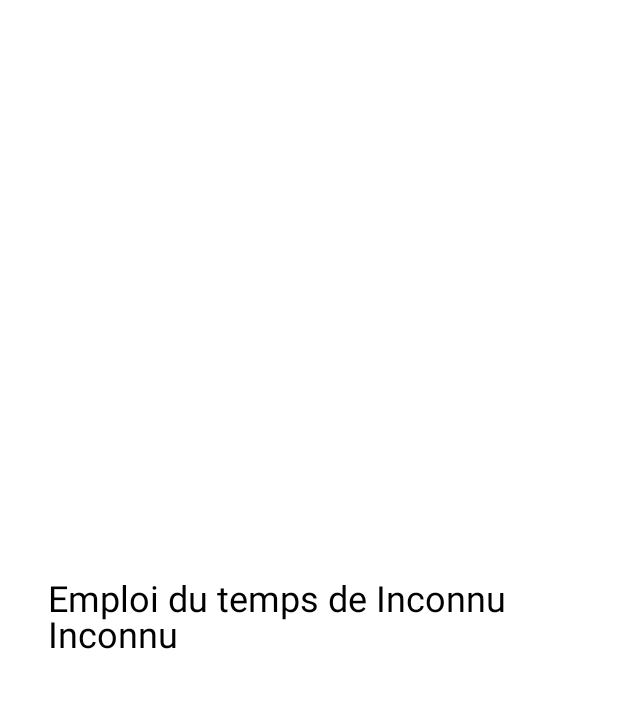
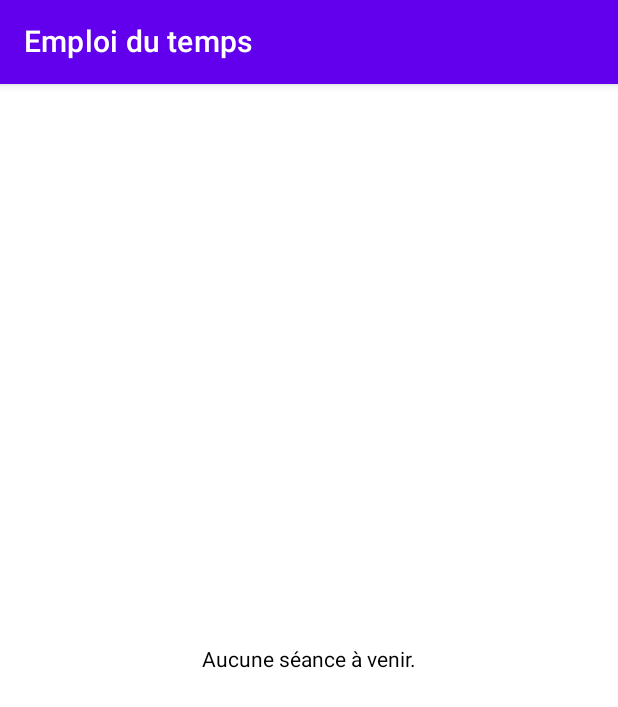
Before and after one commit to Bastien-EN6A/Here404, an Android app built with Jetpack Compose: the composable ScheduleScreen called with empty values, on a phone screen of 412 x 824 dp. Shown: the top 707 px of the screen. Run offline under Robolectric (Android 15) with nearby library versions, the phone set to English and light mode, and no system bars.

Commit message:
Affichage emploi du temps

```diff
--- a/app/src/main/java/com/ironmind/here/data/DatabaseHelper.kt
+++ b/app/src/main/java/com/ironmind/here/data/DatabaseHelper.kt
@@ -4,6 +4,8 @@ import android.content.Context
 import android.database.sqlite.SQLiteDatabase
 import android.util.Log
 import java.io.FileOutputStream
+import com.ironmind.here.model.Seance
+
 
 object DatabaseHelper {
 
@@ -90,6 +92,52 @@ object DatabaseHelper {
         }
     }
 
+    fun getSeancesPourEtudiant(context: Context, etudiantId: String): List<Seance> {
+        val dbPath = context.getDatabasePath("emploi_temps_final.db").absolutePath
+        val db = SQLiteDatabase.openDatabase(dbPath, null, SQLiteDatabase.OPEN_READONLY)
+
+        return try {
+            val result = mutableListOf<Seance>()
+
+            val etuCursor = db.rawQuery("SELECT groupe_td, groupe_tp FROM etudiants WHERE id = ?", arrayOf(etudiantId))
+            if (!etuCursor.moveToFirst()) return emptyList()
+            val groupeTD = etuCursor.getString(0)
+            val groupeTP = etuCursor.getString(1)
+            etuCursor.close()
+
+            val now = java.time.LocalDateTime.now().toString()
+
+            val cursor = db.rawQuery(
+                "SELECT nom, debut, fin, location, groupe FROM seances WHERE debut > ? ORDER BY debut ASC",
+                arrayOf(now)
+            )
+
+            while (cursor.moveToNext()) {
+                val nom = cursor.getString(0)
+                val debut = cursor.getString(1)
+                val fin = cursor.getString(2)
+                val location = cursor.getString(3)
+                val groupe = cursor.getString(4)
+
+                if (groupe == "CM" || groupe == groupeTD || groupe == groupeTP) {
+                    result.add(Seance(nom, debut, fin, location, groupe))
+                }
+            }
+
+            cursor.close()
+            result
+        } catch (e: Exception) {
+            e.printStackTrace()
+            emptyList()
+        } finally {
+            db.close()
+        }
+    }
+
+
+
+
+
     private fun openDatabase(context: Context): SQLiteDatabase? {
         val dbPath = context.getDatabasePath(DB_NAME)
         return if (dbPath.exists()) {
--- a/app/src/main/java/com/ironmind/here/ui/ScheduleScreen.kt
+++ b/app/src/main/java/com/ironmind/here/ui/ScheduleScreen.kt
@@ -1,37 +1,71 @@
 package com.ironmind.here.ui
 
 import androidx.compose.foundation.layout.*
+import androidx.compose.foundation.lazy.LazyColumn
+import androidx.compose.foundation.lazy.items
 import androidx.compose.material.*
 import androidx.compose.runtime.*
+import androidx.compose.ui.Modifier
+import androidx.compose.ui.unit.dp
+import androidx.compose.ui.platform.LocalContext
+import com.ironmind.here.data.DatabaseHelper
+import com.ironmind.here.model.Seance
+import kotlinx.coroutines.Dispatchers
+import kotlinx.coroutines.launch
+import kotlinx.coroutines.withContext
 import androidx.compose.ui.Alignment
-import androidx.compose.ui.Modifier
-import androidx.compose.ui.platform.LocalContext
-import androidx.compose.ui.unit.dp
-import com.ironmind.here.data.DatabaseHelper
-import kotlinx.coroutines.Dispatchers
-import kotlinx.coroutines.withContext
+
 
 @Composable
 fun ScheduleScreen(userId: String) {
     val context = LocalContext.current
-    var nom by remember { mutableStateOf("") }
-    var prenom by remember { mutableStateOf("") }
+    val coroutineScope = rememberCoroutineScope()
+
+    var seances by remember { mutableStateOf<List<Seance>>(emptyList()) }
 
     LaunchedEffect(userId) {
-        val (n, p) = withContext(Dispatchers.IO) {
-            DatabaseHelper.getEtudiantById(context, userId)
+        coroutineScope.launch {
+            val data = withContext(Dispatchers.IO) {
+                DatabaseHelper.getSeancesPourEtudiant(context, userId)
+            }
+            seances = data
         }
-        nom = n
-        prenom = p
     }
 
-    Column(
-        modifier = Modifier
-            .fillMaxSize()
-            .padding(32.dp),
-        verticalArrangement = Arrangement.Center,
-        horizontalAlignment = Alignment.CenterHorizontally
-    ) {
-        Text("Emploi du temps de $prenom $nom", style = MaterialTheme.typography.h5)
+    Scaffold(
+        topBar = {
+            TopAppBar(
+                title = { Text("Emploi du temps") }
+            )
+        }
+    ) { padding ->
+        if (seances.isEmpty()) {
+            Box(modifier = Modifier
+                .fillMaxSize()
+                .padding(padding),
+                contentAlignment = Alignment.Center
+            ) {
+                Text("Aucune séance à venir.")
+            }
+        } else {
+            LazyColumn(modifier = Modifier.padding(padding)) {
+                items(seances) { seance ->
+                    Card(
+                        modifier = Modifier
+                            .fillMaxWidth()
+                            .padding(8.dp),
+                        elevation = 4.dp
+                    ) {
+                        Column(modifier = Modifier.padding(16.dp)) {
+                            Text("Cours : ${seance.nom}", style = MaterialTheme.typography.h6)
+                            Text("Début : ${seance.debut}")
+                            Text("Fin : ${seance.fin}")
+                            Text("Lieu : ${seance.location}")
+                            Text("Groupe : ${seance.groupe}")
+                        }
+                    }
+                }
+            }
+        }
     }
 }
```
Also changed, not shown: app/src/main/java/com/ironmind/here/model/Seance.kt (added, +9 -0 lines).
